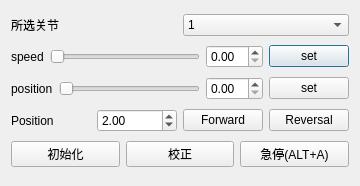
First picture: the form in singlejointcontrol.ui, repository lianglunfei/Robot2020-QT, before the edit.
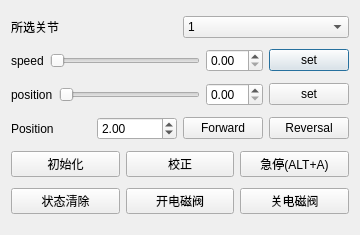
Second picture: the form after the edit. Icons and pictures are not drawn. Custom widgets are drawn as their Qt base class.

Commit message: 增加电机状态清除和开关电磁阀命令界面

Patch:
```diff
--- a/singlejointcontrol.ui
+++ b/singlejointcontrol.ui
@@ -7,7 +7,7 @@
     <x>0</x>
     <y>0</y>
     <width>360</width>
-    <height>186</height>
+    <height>235</height>
    </rect>
   </property>
   <property name="windowTitle">
@@ -298,6 +298,31 @@
      </item>
     </layout>
    </item>
+   <item>
+    <layout class="QHBoxLayout" name="horizontalLayout_4">
+     <item>
+      <widget class="QPushButton" name="faultPushButton">
+       <property name="text">
+        <string>状态清除</string>
+       </property>
+      </widget>
+     </item>
+     <item>
+      <widget class="QPushButton" name="OpenValvePushButton">
+       <property name="text">
+        <string>开电磁阀</string>
+       </property>
+      </widget>
+     </item>
+     <item>
+      <widget class="QPushButton" name="CloseValvePushButton">
+       <property name="text">
+        <string>关电磁阀</string>
+       </property>
+      </widget>
+     </item>
+    </layout>
+   </item>
   </layout>
  </widget>
  <customwidgets>
```
The commit also changes 8 other files.
